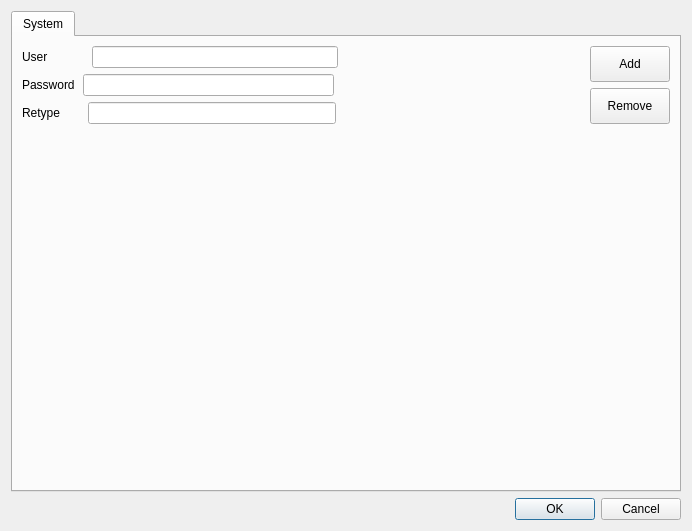
Above: core/View/toolsdialog.ui from altaybrusan/ibex before the change. Below: the same form after it.
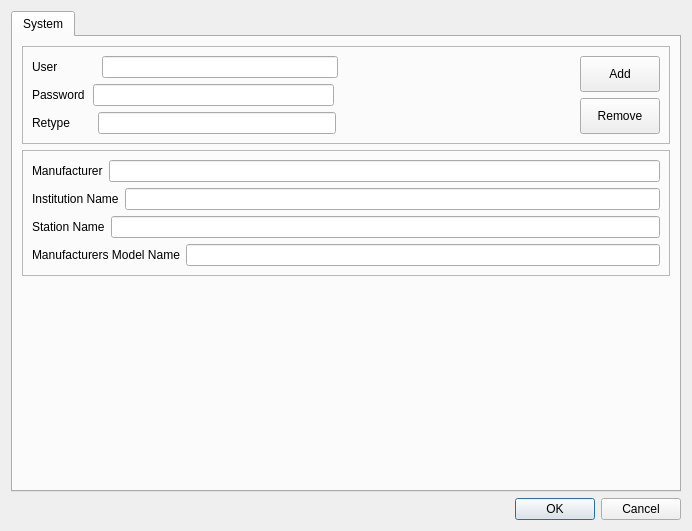
That is the form after the change. Icons and pictures are not drawn.

```diff
--- a/core/View/toolsdialog.ui
+++ b/core/View/toolsdialog.ui
@@ -23,6 +23,15 @@
       <attribute name="title">
        <string>System</string>
       </attribute>
+      <layout class="QVBoxLayout" name="verticalLayout_6">
+       <item>
+        <widget class="QFrame" name="credentialsFrame">
+         <property name="frameShape">
+          <enum>QFrame::StyledPanel</enum>
+         </property>
+         <property name="frameShadow">
+          <enum>QFrame::Sunken</enum>
+         </property>
       <layout class="QVBoxLayout" name="verticalLayout_4">
        <item>
         <layout class="QHBoxLayout" name="horizontalLayout_4">
@@ -206,6 +215,77 @@
           </layout>
          </item>
         </layout>
+          </item>
+         </layout>
+        </widget>
+       </item>
+       <item>
+        <widget class="QFrame" name="frame">
+         <property name="frameShape">
+          <enum>QFrame::StyledPanel</enum>
+         </property>
+         <property name="frameShadow">
+          <enum>QFrame::Sunken</enum>
+         </property>
+         <layout class="QVBoxLayout" name="verticalLayout_5">
+          <item>
+           <layout class="QHBoxLayout" name="horizontalLayout_5">
+            <item>
+             <widget class="QLabel" name="manufacturerLbl">
+              <property name="text">
+               <string>Manufacturer</string>
+              </property>
+             </widget>
+            </item>
+            <item>
+             <widget class="QLineEdit" name="manufacturerLineEdit"/>
+            </item>
+           </layout>
+          </item>
+          <item>
+           <layout class="QHBoxLayout" name="horizontalLayout_6">
+            <item>
+             <widget class="QLabel" name="institutionNameLbl">
+              <property name="text">
+               <string>Institution Name</string>
+              </property>
+             </widget>
+            </item>
+            <item>
+             <widget class="QLineEdit" name="institutionNameLineEdit"/>
+            </item>
+           </layout>
+          </item>
+          <item>
+           <layout class="QHBoxLayout" name="horizontalLayout_7">
+            <item>
+             <widget class="QLabel" name="stationNameLbl">
+              <property name="text">
+               <string>Station Name</string>
+              </property>
+             </widget>
+            </item>
+            <item>
+             <widget class="QLineEdit" name="stationNameLineEdit"/>
+            </item>
+           </layout>
+          </item>
+          <item>
+           <layout class="QHBoxLayout" name="horizontalLayout_8">
+            <item>
+             <widget class="QLabel" name="manufacturerModelNameLbl">
+              <property name="text">
+               <string>Manufacturers Model Name</string>
+              </property>
+             </widget>
+            </item>
+            <item>
+             <widget class="QLineEdit" name="manufacturerModelNameLineEdit"/>
+            </item>
+           </layout>
+          </item>
+         </layout>
+        </widget>
        </item>
        <item>
         <spacer name="verticalSpacer">
```
Lines whose indentation alone changed are shown as unchanged.
